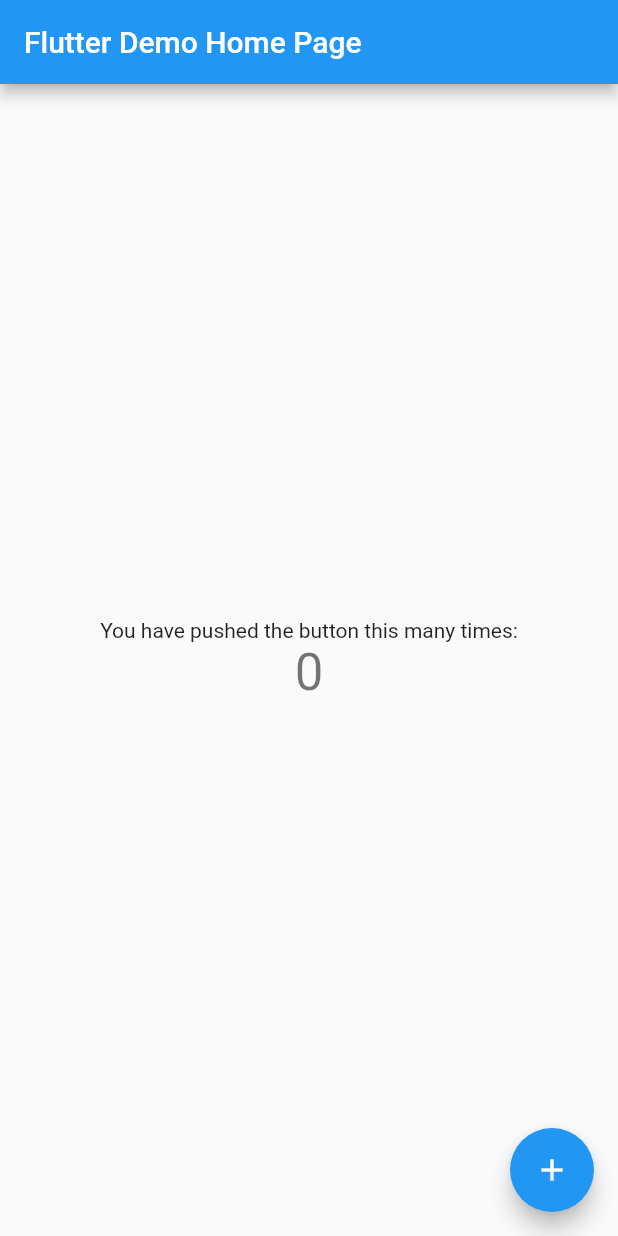
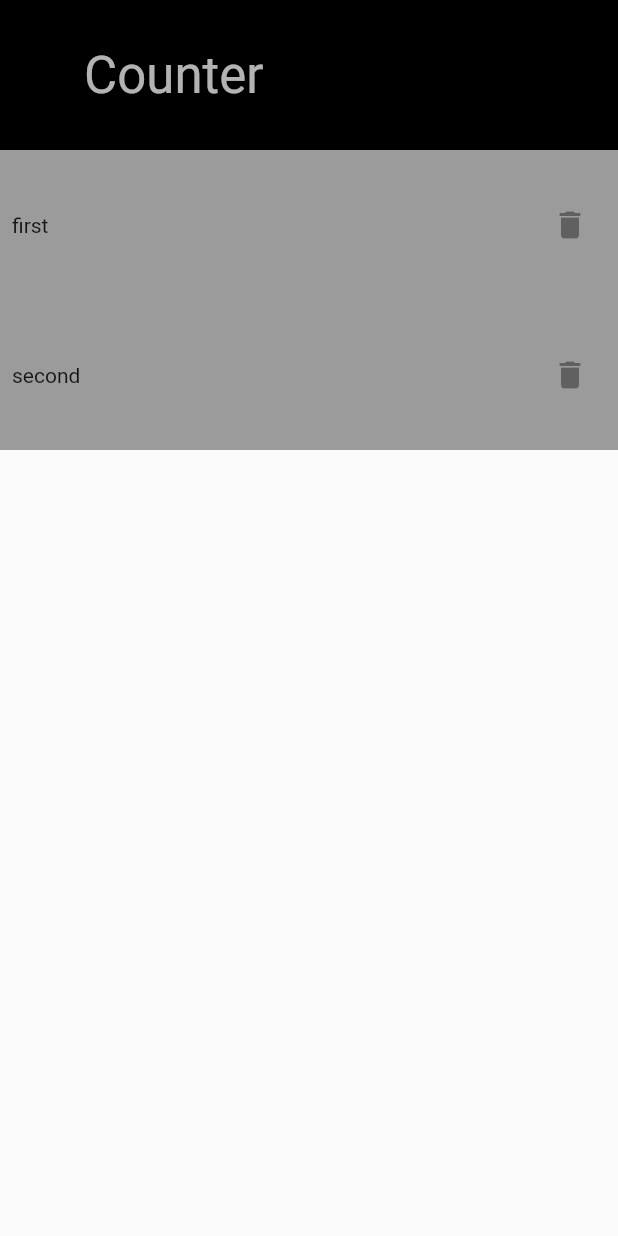
Before and after one commit to Gollum225/count_logger, a Flutter app: the screen it shows after launch, on a phone screen of 412 x 824 dp. Run offline on Flutter 3.47's test engine with Material 2 defaults, Android fonts, the phone set to English and light mode, and no system bars; our stand-ins replace hive, hive_flutter; accounts and stored records are empty.

Commit message:
(irgendwie) funktionierendes UI

```diff
--- a/lib/main.dart
+++ b/lib/main.dart
@@ -1,36 +1,45 @@
 import 'dart:developer';
 
 import 'package:count_logger/count_logger.dart';
+import 'package:count_logger/ui/start.dart';
 import 'package:flutter/material.dart';
 
 void main() {
-  runApp(const MyApp());
+  runApp(
+      const MaterialApp(
+        title: 'Counter',
+        home: SafeArea(
+            child: Start(),
+        ),
+      ),
+  );
+  // runApp(const MyApp());
 }
 
-class MyApp extends StatelessWidget {
-  const MyApp({Key? key}) : super(key: key);
-
-  // This widget is the root of your application.
-  @override
-  Widget build(BuildContext context) {
-    return MaterialApp(
-      title: 'Flutter Demo',
-      theme: ThemeData(
-        // This is the theme of your application.
-        //
-        // Try running your application with "flutter run". You'll see the
-        // application has a blue toolbar. Then, without quitting the app, try
-        // changing the primarySwatch below to Colors.green and then invoke
-        // "hot reload" (press "r" in the console where you ran "flutter run",
-        // or simply save your changes to "hot reload" in a Flutter IDE).
-        // Notice that the counter didn't reset back to zero; the application
-        // is not restarted.
-        primarySwatch: Colors.blue,
-      ),
-      home: const MyHomePage(title: 'Flutter Demo Home Page'),
-    );
-  }
-}
+// class MyApp extends StatelessWidget {
+//   const MyApp({Key? key}) : super(key: key);
+//
+//   // This widget is the root of your application.
+//   @override
+//   Widget build(BuildContext context) {
+//     return MaterialApp(
+//       title: 'Flutter Demo',
+//       theme: ThemeData(
+//         // This is the theme of your application.
+//         //
+//         // Try running your application with "flutter run". You'll see the
+//         // application has a blue toolbar. Then, without quitting the app, try
+//         // changing the primarySwatch below to Colors.green and then invoke
+//         // "hot reload" (press "r" in the console where you ran "flutter run",
+//         // or simply save your changes to "hot reload" in a Flutter IDE).
+//         // Notice that the counter didn't reset back to zero; the application
+//         // is not restarted.
+//         primarySwatch: Colors.blue,
+//       ),
+//       home: const MyHomePage(title: 'Flutter Demo Home Page'),
+//     );
+//   }
+// }
 
 class MyHomePage extends StatefulWidget {
   const MyHomePage({Key? key, required this.title}) : super(key: key);
--- /dev/null
+++ b/lib/ui/counterAppBar.dart
@@ -0,0 +1,39 @@
+import 'package:flutter/cupertino.dart';
+import 'package:flutter/material.dart';
+
+class CounterAppBar extends StatelessWidget {
+  const CounterAppBar({required this.title, super.key});
+
+  // Fields in a Widget subclass are always marked "final".
+
+  final Widget title;
+
+  @override
+  Widget build(BuildContext context) {
+    return Container(
+      height: 100.0, // in logical pixels
+      padding: const EdgeInsets.symmetric(horizontal: 8.0),
+      decoration: const BoxDecoration(color: Colors.black),
+      // Row is a horizontal, linear layout.
+      child: Row(
+        children: [
+          const IconButton(
+            icon: Icon(Icons.menu),
+            tooltip: 'Navigation menu',
+            onPressed: null, // null disables the button
+          ),
+          // Expanded expands its child
+          // to fill the available space.
+          Expanded(
+            child: title,
+          ),
+          const IconButton(
+            icon: Icon(Icons.search),
+            tooltip: 'Search',
+            onPressed: null,
+          ),
+        ],
+      ),
+    );
+  }
+}
--- /dev/null
+++ b/lib/ui/eventBanner.dart
@@ -0,0 +1,30 @@
+import 'package:flutter/material.dart';
+
+class EventBanner extends StatelessWidget{
+  const EventBanner({required this.title, super.key});
+
+  final Widget title;
+
+  @override
+  Widget build(BuildContext context) {
+    return Container(
+      height: 100.0, // in logical pixels
+      width: 100.0,
+      padding: const EdgeInsets.symmetric(horizontal: 8.0),
+      decoration: const BoxDecoration(color: Colors.black38),
+      // Row is a horizontal, linear layout.
+      child: Row(
+        children: [
+          Expanded(
+            child: title,
+          ),
+          const IconButton(
+            icon: Icon(Icons.delete),
+            tooltip: 'delete',
+            onPressed: null,
+          ),
+        ],
+      ),
+    );
+  }
+}
--- /dev/null
+++ b/lib/ui/eventList.dart
@@ -0,0 +1,56 @@
+import 'package:count_logger/ui/eventBanner.dart';
+import 'package:flutter/material.dart';
+
+class EventList extends StatelessWidget {
+
+    static const EventBanner event1 = EventBanner(title: Text('first'));
+    static const EventBanner event2 = EventBanner(title: Text('second'));
+
+  const EventList({Key? key}) : super(key: key);
+
+    @override
+    Widget build(BuildContext context) {
+      // final listTiles = <Widget>[
+      //   const ListTile(
+      //     title: Text('Tile 0: basic'),
+      //   ),
+      //   const Divider(),
+      //   const ListTile(
+      //     leading: Icon(Icons.face),
+      //     title: Text('Tile 1: with leading/trailing widgets'),
+      //     trailing: Icon(Icons.tag_faces),
+      //   ),
+      //   const Divider(),
+      //   const ListTile(
+      //     title: Text('Tile 2 title'),
+      //     subtitle: Text('subtitle of tile 2'),
+      //   ),
+      //   const Divider(),
+      //   const ListTile(
+      //     title: Text('Tile 3: 3 lines'),
+      //     isThreeLine: true,
+      //     subtitle: Text('subtitle of tile 3'),
+      //   ),
+      //   const Divider(),
+      //   const ListTile(
+      //     title: Text('Tile 4: dense'),
+      //     dense: true,
+      //   ),
+      //   const Divider(),
+      //   const ListTile(
+      //     title: Text('Tile5: tile with badge'),
+      //     subtitle: Text('(This uses the badges package)'),
+      //     // trailing: Badge(
+      //     //   badgeContent: const Text('3'),
+      //     //   child: const Icon(Icons.message),
+      //     // ),
+      //   ),
+      // ];
+
+        return ListView(
+          shrinkWrap: true,
+            children: const [event1, event2],
+        );
+
+    }
+}
--- /dev/null
+++ b/lib/ui/start.dart
@@ -0,0 +1,39 @@
+import 'dart:developer';
+
+import 'package:count_logger/ui/counterAppBar.dart';
+import 'package:count_logger/ui/eventList.dart';
+import 'package:flutter/material.dart';
+
+import 'eventBanner.dart';
+
+class Start extends StatelessWidget {
+  const Start({super.key});
+
+  static const CounterAppBar event1 = CounterAppBar(title: Text('first'));
+  static const CounterAppBar event2 = CounterAppBar(title: Text('second'));
+
+
+  @override
+  Widget build(BuildContext context) {
+    return Material(
+      child: Column(
+        children: [
+          CounterAppBar(
+            title: Text(
+              'Counter',
+                style: Theme.of(context)
+                    .primaryTextTheme
+                    .headline4,
+              ),
+          ),
+          // const Expanded(
+          //   child: Center(
+          //     child: Text('HIER KOMMT LISTE'),
+          //   ),
+          // ),
+          const EventList(),
+        ],
+      ),
+    );
+  }
+}
```
